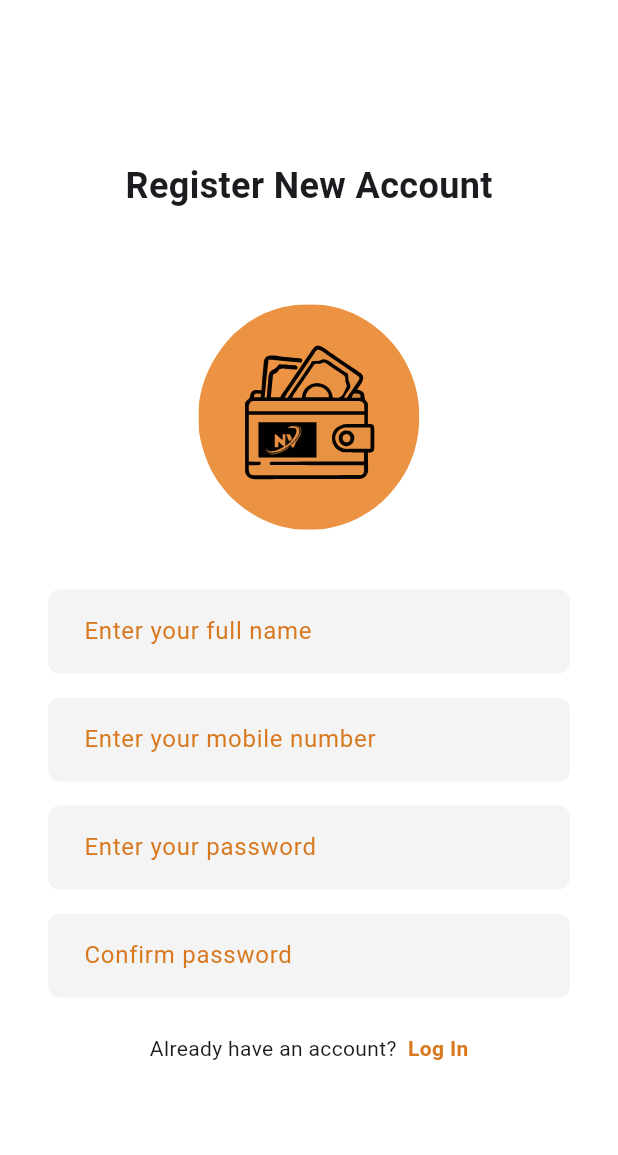
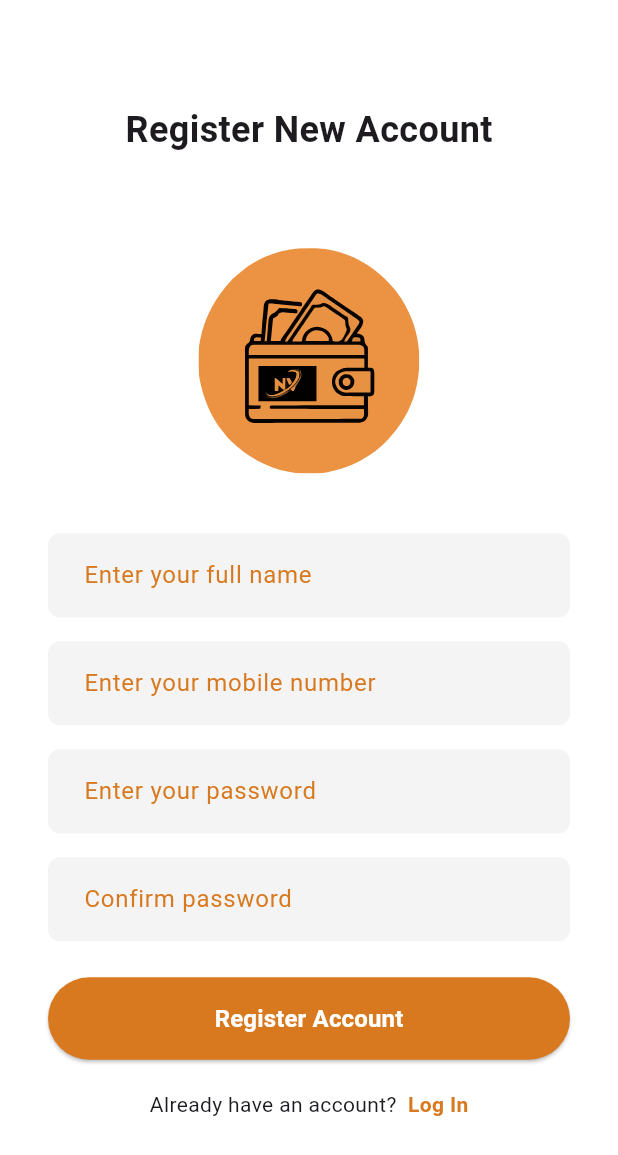
Before and after one commit to ritikastha8/Digitall_wallett, a Flutter app: the RegisterScreen screen opened by its route, on a phone screen of 412 x 824 dp. Shown: the top 1155 px of the screen. Run offline on Flutter 3.47's test engine with Material 3 defaults, Android fonts, the phone set to English and light mode, and no system bars; our stand-ins replace flutter_svg.

Commit message:
Added register button

```diff
--- a/lib/screens/register_screen.dart
+++ b/lib/screens/register_screen.dart
@@ -138,6 +138,29 @@ class _RegisterScreenState extends State<RegisterScreen> {
 
                 const SizedBox(height: 24),
 
+                /// Register Button
+                SizedBox(
+                  width: double.infinity,
+                  child: ElevatedButton(
+                    onPressed: _onRegisterPressed,
+                    style: ElevatedButton.styleFrom(
+                      backgroundColor: orange,
+                      foregroundColor: Colors.white,
+                      shape: const StadiumBorder(),
+                      padding: const EdgeInsets.symmetric(vertical: 16),
+                    ),
+                    child: const Text(
+                      'Register Account',
+                      style: TextStyle(
+                        fontSize: 16,
+                        fontWeight: FontWeight.w600,
+                      ),
+                    ),
+                  ),
+                ),
+
+                const SizedBox(height: 20),
+
                 Row(
                   mainAxisAlignment: MainAxisAlignment.center,
                   children: [
```
